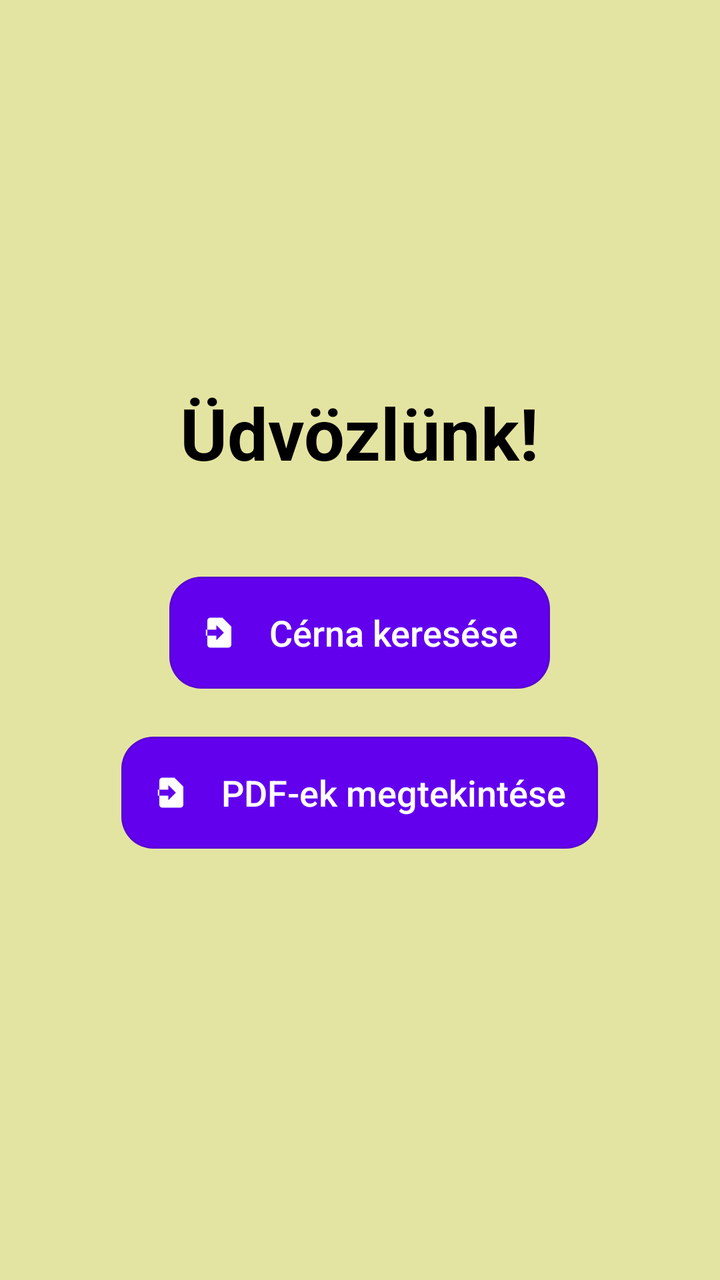
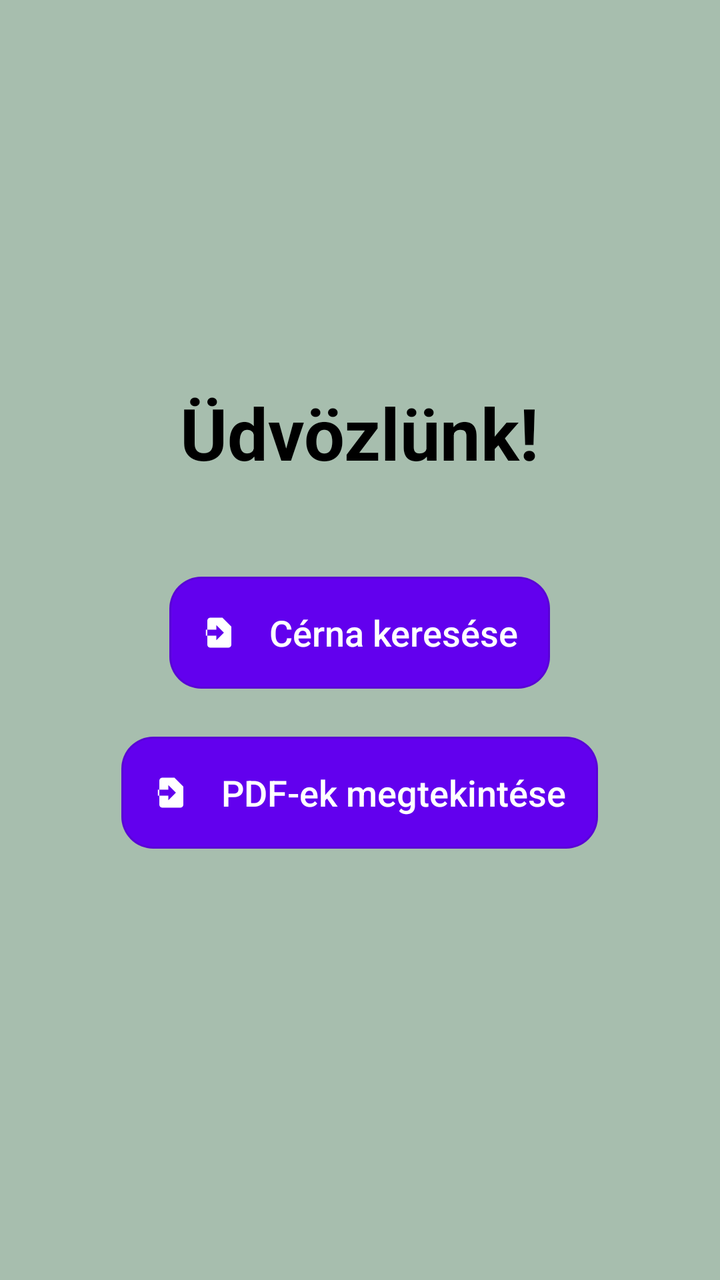

Compare the two renders of this Android layout. The source of the first and the diff that turns it into the second are given below.
<!-- AndroidManifest.xml: application theme Theme.Szakdoga -->
<!-- res/layout/activity_main.xml -->
<?xml version="1.0" encoding="utf-8"?>
<androidx.constraintlayout.widget.ConstraintLayout
    xmlns:android="http://schemas.android.com/apk/res/android"
    xmlns:app="http://schemas.android.com/apk/res-auto"
    xmlns:tools="http://schemas.android.com/tools"
    android:id="@+id/main"
    android:layout_width="match_parent"
    android:layout_height="match_parent"
    android:background="@color/beige"
    android:padding="32dp"
    tools:context=".MainActivity">

    <LinearLayout
        android:layout_width="match_parent"
        android:layout_height="wrap_content"
        android:orientation="vertical"
        android:gravity="center_horizontal"
        app:layout_constraintTop_toTopOf="parent"
        app:layout_constraintBottom_toBottomOf="parent"
        app:layout_constraintStart_toStartOf="parent"
        app:layout_constraintEnd_toEndOf="parent">

        <TextView
            android:id="@+id/title"
            android:layout_width="wrap_content"
            android:layout_height="wrap_content"
            android:text="Üdvözlünk!"
            android:textSize="36sp"
            android:textStyle="bold"
            android:textColor="@color/black"
            android:layout_marginBottom="48dp"/>

        <com.google.android.material.button.MaterialButton
            android:id="@+id/belepes"
            android:onClick="loggingIn"
            android:text="Cérna keresése"
            android:layout_width="wrap_content"
            android:layout_height="wrap_content"
            android:layout_marginBottom="24dp"
            android:minHeight="56dp"
            android:paddingVertical="12dp"
            android:textColor="@android:color/white"
            android:textSize="18sp"
            android:textAllCaps="false"
            android:letterSpacing="0"
            android:insetTop="0dp"
            android:insetBottom="0dp"
            app:cornerRadius="16dp"
            app:backgroundTint="@color/primary"
            app:rippleColor="@color/primary_dark"
            app:icon="@drawable/ic_login"
            app:iconGravity="textStart"
            app:iconTint="@android:color/white"
            app:iconPadding="16dp"
            style="@style/Widget.MaterialComponents.Button.OutlinedButton"
            app:layout_constraintWidth_percent="0.8"/>

        <com.google.android.material.button.MaterialButton
            android:id="@+id/pdfek"
            android:onClick="pdfOpen"
            android:text="PDF-ek megtekintése"
            android:layout_width="wrap_content"
            android:layout_height="wrap_content"
            android:layout_marginBottom="24dp"
            android:minHeight="56dp"
            android:paddingVertical="12dp"
            android:textColor="@android:color/white"
            android:textSize="18sp"
            android:textAllCaps="false"
            android:letterSpacing="0"
            android:insetTop="0dp"
            android:insetBottom="0dp"
            app:cornerRadius="16dp"
            app:backgroundTint="@color/primary"
            app:rippleColor="@color/primary_dark"
            app:icon="@drawable/ic_login"
            app:iconGravity="textStart"
            app:iconTint="@android:color/white"
            app:iconPadding="16dp"
            style="@style/Widget.MaterialComponents.Button.OutlinedButton"
            app:layout_constraintWidth_percent="0.8"/>
    </LinearLayout>
</androidx.constraintlayout.widget.ConstraintLayout>
<!-- resources referenced by this layout -->
<resources>
  <color name="beige">#e4e4a2</color>
  <color name="black">#FF000000</color>
  <color name="primary">#6200EE</color>
  <color name="primary_dark">#3700B3</color>
  <!-- drawable ic_login (drawable) -->
  <vector xmlns:android="http://schemas.android.com/apk/res/android"
      android:width="24dp"
      android:height="24dp"
      android:viewportWidth="24"
      android:viewportHeight="24">
      <path
          android:fillColor="#FFFFFF"
          android:pathData="M10,17v-3H3v-4h7V7l5,5l-5,5M14,2H6A2,2 0 0,0 4,4v16a2,2 0 0,0 2,2h12a2,2 0 0,0 2,-2V8L14,2z"/>
  </vector>
  <style name="Theme.Szakdoga" parent="Base.Theme.Szakdoga" />
  <style name="Base.Theme.Szakdoga" parent="Theme.Material3.DayNight.NoActionBar">
          
          
      </style>
</resources>

<!-- the commit's change to res/layout/activity_main.xml (unified diff, before → after) -->
@@ -6,7 +6,7 @@
     android:id="@+id/main"
     android:layout_width="match_parent"
     android:layout_height="match_parent"
-    android:background="@color/beige"
+    android:background="@color/background"
     android:padding="32dp"
     tools:context=".MainActivity">
 
<!-- resource entries referenced after the edit -->
@@ -1,6 +1,6 @@
 <!-- resources referenced by this layout -->
 <resources>
-  <color name="beige">#e4e4a2</color>
+  <color name="background">#A7BEAE</color>
   <color name="black">#FF000000</color>
   <color name="primary">#6200EE</color>
   <color name="primary_dark">#3700B3</color>
